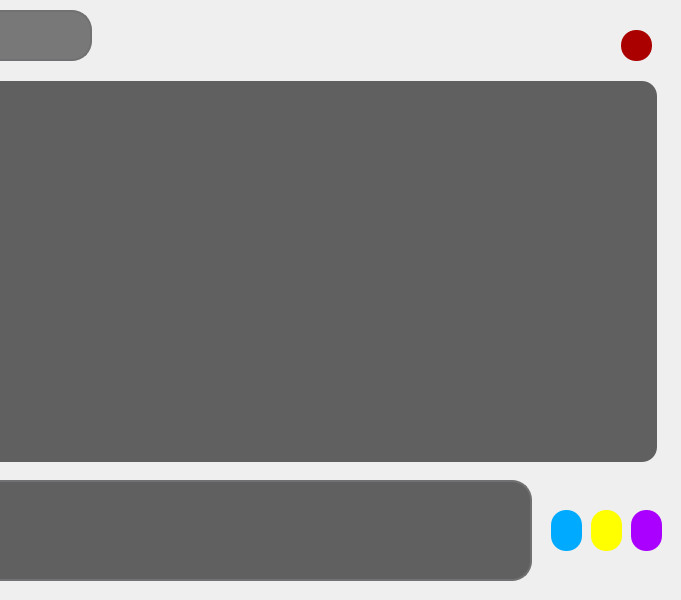
Qt form messenger/chatpage.ui (aliomidi3002/Messenger) before a commit; both pictures show x 519 to 1200 and y 0 to 600 of the 1200 by 600 pixel window.
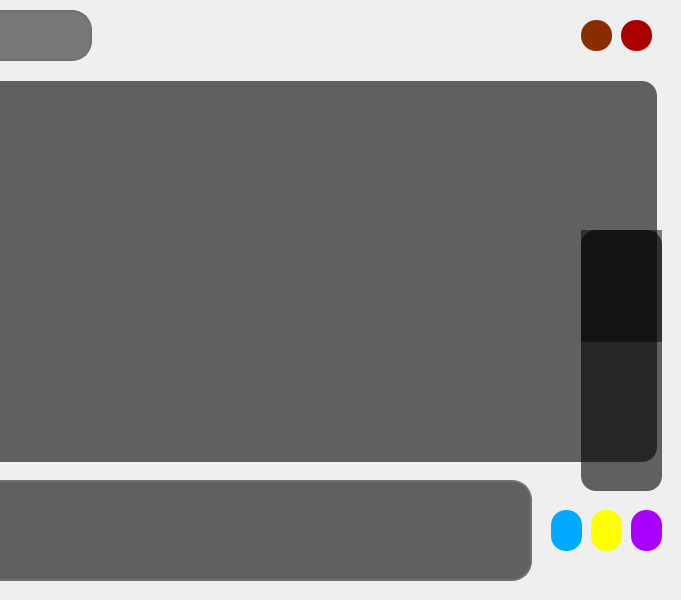
The same form after that commit. Icons and pictures are not drawn.

Patch:
```diff
--- a/messenger/chatpage.ui
+++ b/messenger/chatpage.ui
@@ -222,7 +222,7 @@
    <property name="geometry">
     <rect>
      <x>1140</x>
-     <y>30</y>
+     <y>20</y>
      <width>31</width>
      <height>31</height>
     </rect>
@@ -254,7 +254,7 @@
   <widget class="QPushButton" name="pushButton_5">
    <property name="geometry">
     <rect>
-     <x>1030</x>
+     <x>660</x>
      <y>20</y>
      <width>41</width>
      <height>31</height>
@@ -643,6 +643,141 @@
     </size>
    </property>
   </widget>
+  <widget class="QListWidget" name="listWidget_5">
+   <property name="geometry">
+    <rect>
+     <x>1100</x>
+     <y>230</y>
+     <width>81</width>
+     <height>261</height>
+    </rect>
+   </property>
+   <property name="styleSheet">
+    <string notr="true">QListWidget {
+background-color: rgba(0,0,0,0.6);
+border-radius:15px;
+font: 700 18pt &quot;Segoe UI&quot;;
+
+}
+QListWidget::item {
+border-radius:20px;
+background-color:rgba(0,0,0,0.5);
+color:white;
+}
+
+QListWidget::item:selected {
+border: 2px solid #717072;
+}</string>
+   </property>
+   <item>
+    <property name="text">
+     <string/>
+    </property>
+    <property name="textAlignment">
+     <set>AlignCenter</set>
+    </property>
+    <property name="icon">
+     <iconset resource="images.qrc">
+      <normaloff>:/new/prefix1/image/5-2-face-with-tears-of-joy-emoji-png-thumb.png</normaloff>:/new/prefix1/image/5-2-face-with-tears-of-joy-emoji-png-thumb.png</iconset>
+    </property>
+   </item>
+   <item>
+    <property name="text">
+     <string/>
+    </property>
+    <property name="icon">
+     <iconset resource="images.qrc">
+      <normaloff>:/new/prefix1/image/11-2-loudly-crying-emoji-png-thumb.png</normaloff>:/new/prefix1/image/11-2-loudly-crying-emoji-png-thumb.png</iconset>
+    </property>
+   </item>
+   <item>
+    <property name="text">
+     <string/>
+    </property>
+    <property name="icon">
+     <iconset resource="images.qrc">
+      <normaloff>:/new/prefix1/image/1-2-wink-emoji-png-thumb.png</normaloff>:/new/prefix1/image/1-2-wink-emoji-png-thumb.png</iconset>
+    </property>
+   </item>
+   <item>
+    <property name="text">
+     <string/>
+    </property>
+    <property name="icon">
+     <iconset resource="images.qrc">
+      <normaloff>:/new/prefix1/image/3-2-love-hearts-eyes-emoji-png-thumb.png</normaloff>:/new/prefix1/image/3-2-love-hearts-eyes-emoji-png-thumb.png</iconset>
+    </property>
+   </item>
+   <item>
+    <property name="text">
+     <string/>
+    </property>
+    <property name="icon">
+     <iconset resource="images.qrc">
+      <normaloff>:/new/prefix1/image/4-2-smiling-face-with-sunglasses-cool-emoji-png-thumb.png</normaloff>:/new/prefix1/image/4-2-smiling-face-with-sunglasses-cool-emoji-png-thumb.png</iconset>
+    </property>
+   </item>
+   <item>
+    <property name="text">
+     <string/>
+    </property>
+    <property name="icon">
+     <iconset resource="images.qrc">
+      <normaloff>:/new/prefix1/image/6-2-angel-blushing-smile-emoji-png-thumb.png</normaloff>:/new/prefix1/image/6-2-angel-blushing-smile-emoji-png-thumb.png</iconset>
+    </property>
+   </item>
+   <item>
+    <property name="text">
+     <string/>
+    </property>
+    <property name="icon">
+     <iconset resource="images.qrc">
+      <normaloff>:/new/prefix1/image/8-2-fearful-emoji-png-thumb.png</normaloff>:/new/prefix1/image/8-2-fearful-emoji-png-thumb.png</iconset>
+    </property>
+   </item>
+   <item>
+    <property name="text">
+     <string/>
+    </property>
+    <property name="icon">
+     <iconset resource="images.qrc">
+      <normaloff>:/new/prefix1/image/58685-apple-color-symbol-fire-shape-iphone-emoji-thumb.png</normaloff>:/new/prefix1/image/58685-apple-color-symbol-fire-shape-iphone-emoji-thumb.png</iconset>
+    </property>
+   </item>
+  </widget>
+  <widget class="QPushButton" name="pushButton_8">
+   <property name="geometry">
+    <rect>
+     <x>1100</x>
+     <y>20</y>
+     <width>31</width>
+     <height>31</height>
+    </rect>
+   </property>
+   <property name="styleSheet">
+    <string notr="true">QPushButton{
+background-color: rgb(135, 45, 0);
+}
+
+QPushButton:hover{
+	background-color: rgb(255, 85, 0);
+}
+</string>
+   </property>
+   <property name="text">
+    <string/>
+   </property>
+   <property name="icon">
+    <iconset resource="images.qrc">
+     <normaloff>:/new/prefix1/image/126467.png</normaloff>:/new/prefix1/image/126467.png</iconset>
+   </property>
+   <property name="iconSize">
+    <size>
+     <width>25</width>
+     <height>25</height>
+    </size>
+   </property>
+  </widget>
  </widget>
  <resources>
   <include location="images.qrc"/>
```
Left out of the diff: 7 changed lines with no effect on the pictures.
